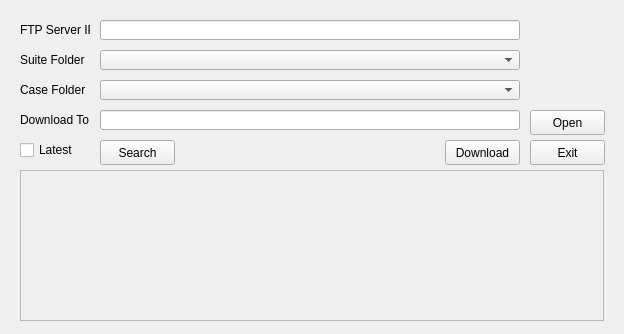
Above: suite/windows/program_index/app_program_index.ui from jackiejay888/automation before the change. Below: the same form after it.
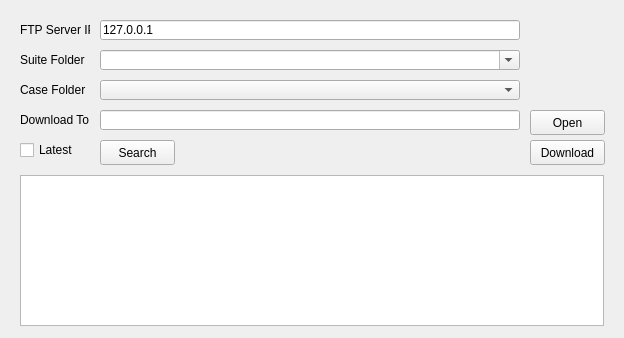
That is the form after the change.

Commit message: commit program_index code

```diff
--- a/suite/windows/program_index/app_program_index.ui
+++ b/suite/windows/program_index/app_program_index.ui
@@ -7,7 +7,7 @@
     <x>0</x>
     <y>0</y>
     <width>624</width>
-    <height>334</height>
+    <height>338</height>
    </rect>
   </property>
   <property name="windowTitle">
@@ -16,7 +16,7 @@
   <widget class="QPushButton" name="pushButton">
    <property name="geometry">
     <rect>
-     <x>445</x>
+     <x>530</x>
      <y>140</y>
      <width>75</width>
      <height>25</height>
@@ -91,16 +91,6 @@
     <string>Open</string>
    </property>
   </widget>
-  <widget class="QListView" name="listView">
-   <property name="geometry">
-    <rect>
-     <x>20</x>
-     <y>170</y>
-     <width>571</width>
-     <height>151</height>
-    </rect>
-   </property>
-  </widget>
   <widget class="QPushButton" name="pushButton_3">
    <property name="geometry">
     <rect>
@@ -114,29 +104,6 @@
     <string>Search</string>
    </property>
   </widget>
-  <widget class="QScrollArea" name="scrollArea">
-   <property name="geometry">
-    <rect>
-     <x>20</x>
-     <y>170</y>
-     <width>584</width>
-     <height>151</height>
-    </rect>
-   </property>
-   <property name="widgetResizable">
-    <bool>true</bool>
-   </property>
-   <widget class="QWidget" name="scrollAreaWidgetContents_2">
-    <property name="geometry">
-     <rect>
-      <x>0</x>
-      <y>0</y>
-      <width>582</width>
-      <height>149</height>
-     </rect>
-    </property>
-   </widget>
-  </widget>
   <widget class="QCheckBox" name="checkBox">
    <property name="enabled">
     <bool>true</bool>
@@ -164,6 +131,9 @@
    </property>
   </widget>
   <widget class="QComboBox" name="comboBox_2">
+   <property name="enabled">
+    <bool>true</bool>
+   </property>
    <property name="geometry">
     <rect>
      <x>100</x>
@@ -172,6 +142,39 @@
      <height>20</height>
     </rect>
    </property>
+   <property name="editable">
+    <bool>true</bool>
+   </property>
+   <item>
+    <property name="text">
+     <string/>
+    </property>
+   </item>
+   <item>
+    <property name="text">
+     <string>Android</string>
+    </property>
+   </item>
+   <item>
+    <property name="text">
+     <string>Function</string>
+    </property>
+   </item>
+   <item>
+    <property name="text">
+     <string>Other</string>
+    </property>
+   </item>
+   <item>
+    <property name="text">
+     <string>Performance</string>
+    </property>
+   </item>
+   <item>
+    <property name="text">
+     <string>Reliability</string>
+    </property>
+   </item>
   </widget>
   <widget class="QLineEdit" name="lineEdit">
    <property name="geometry">
@@ -193,21 +196,18 @@
     </rect>
    </property>
    <property name="text">
-    <string/>
+    <string>127.0.0.1</string>
    </property>
   </widget>
-  <widget class="QPushButton" name="pushButton_4">
+  <widget class="QListView" name="listView">
    <property name="geometry">
     <rect>
-     <x>530</x>
-     <y>140</y>
-     <width>75</width>
-     <height>25</height>
+     <x>20</x>
+     <y>175</y>
+     <width>584</width>
+     <height>151</height>
     </rect>
    </property>
-   <property name="text">
-    <string>Exit</string>
-   </property>
   </widget>
  </widget>
  <resources/>
```
Left out of the diff: 3 changed lines with no effect on the pictures. The commit also changes 8 other files.
